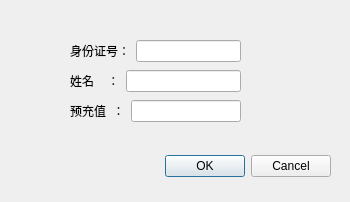
The window that netbar/newcard.ui (mysqlCar/netbarManager) describes before a commit, drawn with Qt 5.
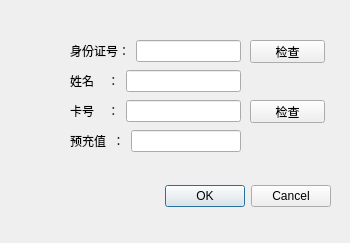
The same window after the commit.

Diff of the .ui file:
```diff
--- a/netbar/newcard.ui
+++ b/netbar/newcard.ui
@@ -7,20 +7,14 @@
     <x>0</x>
     <y>0</y>
     <width>350</width>
-    <height>202</height>
+    <height>243</height>
    </rect>
   </property>
-  <property name="minimumSize">
-   <size>
-    <width>350</width>
-    <height>202</height>
-   </size>
-  </property>
-  <property name="maximumSize">
-   <size>
-    <width>350</width>
-    <height>202</height>
-   </size>
+  <property name="sizePolicy">
+   <sizepolicy hsizetype="Preferred" vsizetype="Preferred">
+    <horstretch>0</horstretch>
+    <verstretch>0</verstretch>
+   </sizepolicy>
   </property>
   <property name="windowTitle">
    <string>Dialog</string>
@@ -29,7 +23,7 @@
    <property name="geometry">
     <rect>
      <x>-10</x>
-     <y>150</y>
+     <y>180</y>
      <width>341</width>
      <height>32</height>
     </rect>
@@ -89,7 +83,7 @@
    <property name="geometry">
     <rect>
      <x>70</x>
-     <y>100</y>
+     <y>130</y>
      <width>171</width>
      <height>22</height>
     </rect>
@@ -107,6 +101,54 @@
     </item>
    </layout>
   </widget>
+  <widget class="QPushButton" name="checkName">
+   <property name="geometry">
+    <rect>
+     <x>250</x>
+     <y>40</y>
+     <width>75</width>
+     <height>23</height>
+    </rect>
+   </property>
+   <property name="text">
+    <string>检查</string>
+   </property>
+  </widget>
+  <widget class="QWidget" name="horizontalLayoutWidget_4">
+   <property name="geometry">
+    <rect>
+     <x>70</x>
+     <y>100</y>
+     <width>171</width>
+     <height>22</height>
+    </rect>
+   </property>
+   <layout class="QHBoxLayout" name="horizontalLayout_4">
+    <item>
+     <widget class="QLabel" name="label_6">
+      <property name="text">
+       <string>卡号    ：</string>
+      </property>
+     </widget>
+    </item>
+    <item>
+     <widget class="QLineEdit" name="cardNumber"/>
+    </item>
+   </layout>
+  </widget>
+  <widget class="QPushButton" name="checkNumber">
+   <property name="geometry">
+    <rect>
+     <x>250</x>
+     <y>100</y>
+     <width>75</width>
+     <height>23</height>
+    </rect>
+   </property>
+   <property name="text">
+    <string>检查</string>
+   </property>
+  </widget>
  </widget>
  <resources/>
  <connections>
```
